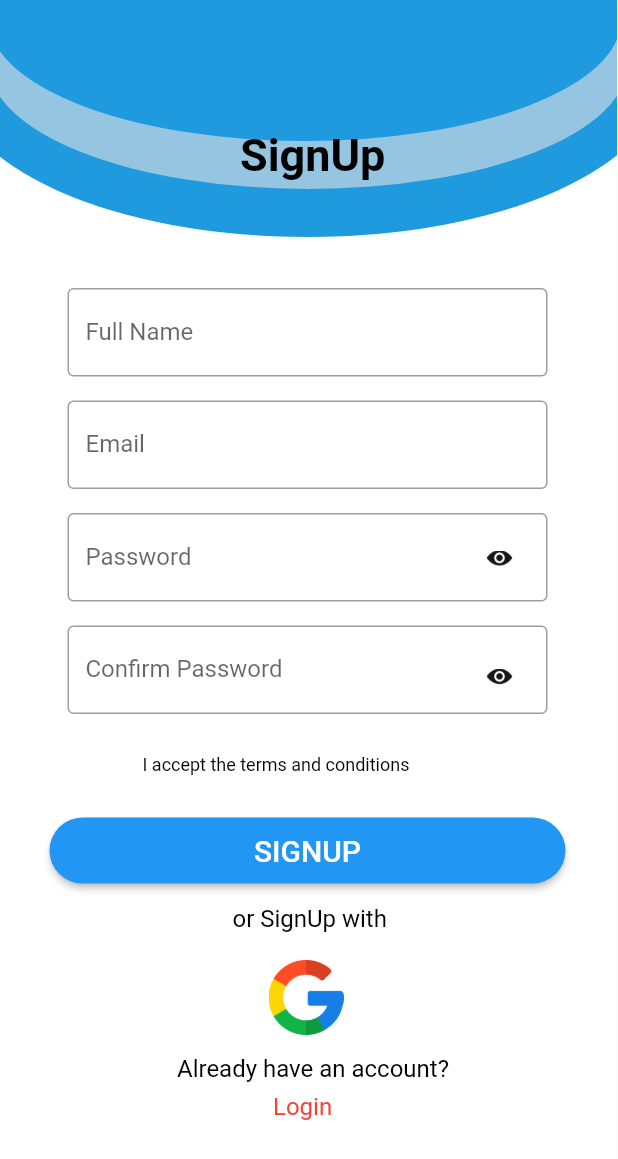
After one commit to Prageethbangamuwage/smart_grocery_store_finder, a Flutter app: the SellerSignup screen opened directly, on a phone screen of 412 x 824 dp. The commit adds this screen. Shown: the top 1159 px of the screen. Run offline on Flutter 3.47's test engine with Material 2 defaults, Android fonts, the phone set to English and light mode, and no system bars; our stand-ins replace flutter_otp_text_field, introduction_screen; Roboto replaces fonts that are missing (Outfit, outfit).

Commit message:
Completed the seller's first page, login page and signup page

```diff
--- /dev/null
+++ b/lib/seller_signup.dart
@@ -0,0 +1,303 @@
+import 'package:flutter/material.dart';
+
+void main() {
+  runApp(const MyApp());
+}
+
+class MyApp extends StatelessWidget {
+  const MyApp({super.key});
+
+  // This widget is the root of your application.
+  @override
+  Widget build(BuildContext context) {
+    return MaterialApp(
+      title: 'Flutter Demo',
+      theme: ThemeData(
+
+        colorScheme: ColorScheme.fromSeed(seedColor: Colors.deepPurple),
+        useMaterial3: true,
+      ),
+      home: const SellerSignup(),
+    );
+  }
+}
+
+class SellerSignup extends StatefulWidget {
+  const SellerSignup({super.key,});
+
+  @override
+  State<SellerSignup> createState() => _SellerSignupState();
+}
+
+class _SellerSignupState extends State<SellerSignup> {
+
+  @override
+  Widget build(BuildContext context) {
+
+   return Scaffold(
+    body: Container(
+      width: 411,
+          height: 823,
+          decoration: const BoxDecoration(
+            color : Color.fromRGBO(255, 255, 255, 1),
+          ),
+          child: Stack(
+            children: <Widget>[
+            Positioned(
+              top: 789,
+             left: 19,
+             child: Container(
+
+              )
+            ),
+            Positioned(
+              top: -54,
+              left: -31,
+              child: Container(
+                width: 472,
+                height: 212,
+                decoration: const BoxDecoration(
+                  color : Color.fromRGBO(31, 154, 222, 1),
+                  borderRadius : BorderRadius.all(Radius.elliptical(472, 212)),
+                )
+              )
+            ),
+            Positioned(
+              top: -39,
+              left: -7,
+              child: Container(
+                width: 425,
+                height: 165,
+                decoration: const BoxDecoration(
+                  color : Color.fromRGBO(149, 197, 224, 1),
+                  borderRadius : BorderRadius.all(Radius.elliptical(425, 165)),
+                )
+              )
+            ),
+            Positioned(
+              top: -67,
+              left: -7,
+              child: Container(
+                width: 421,
+                height: 161,
+                decoration: const BoxDecoration(
+                  color : Color.fromRGBO(31, 154, 222, 1),
+                  borderRadius : BorderRadius.all(Radius.elliptical(421, 161)),
+                )
+              )
+            ),
+            Positioned(
+              top: -13,
+              left: 3,
+              child: Container(
+
+              )
+            ),
+            const Positioned(
+              top: 98,
+              left: 160,
+              child: Text(
+                'SignUp', textAlign: TextAlign.center, style: TextStyle(
+                color: Color.fromRGBO(0, 0, 0, 1),
+                fontFamily: 'Outfit',
+                fontSize: 30,
+                letterSpacing: 0 /*percentages not used in flutter. defaulting to zero*/,
+                fontWeight: FontWeight.bold,
+                height: 0.6666666666666666,
+                decoration: TextDecoration.none,
+              ),)
+            ),
+
+            const Positioned(
+              top: 192,
+              left: 45,
+              child: SizedBox(
+                width: 320,
+                height: 64,
+                child: TextField(
+                  decoration: InputDecoration(
+                    hintText: 'Full Name',
+                    labelText: 'Full Name',
+                    border: OutlineInputBorder(),
+                  ),
+                ),
+              ),
+            ),
+            const Positioned(
+              top: 267,
+              left: 45,
+              child: SizedBox(
+                width: 320,
+                height: 64,
+                child: TextField(
+                  decoration: InputDecoration(
+                    hintText: 'Email',
+                    labelText: 'Email',
+                    border: OutlineInputBorder(),
+                  ),
+                ),
+              ),
+            ),
+            const Positioned(
+              top: 342,
+              left: 45,
+              child: SizedBox(
+                width: 320,
+                height: 64,
+                child: TextField(
+                  decoration: InputDecoration(
+                    hintText: 'Password',
+                    labelText: 'Password',
+                    border: OutlineInputBorder(),
+                  ),
+                ),
+              ),
+            ),
+            const Positioned(
+              top: 417,
+              left: 45,
+              child: SizedBox(
+                width: 320,
+                height: 64,
+                child: TextField(
+                  decoration: InputDecoration(
+                    hintText: 'Confirm Password',
+                    labelText: 'Confirm Password',
+                    border: OutlineInputBorder(),
+                  ),
+                ),
+              ),
+            ),
+            Positioned(
+              top: 367,
+              left: 322,
+              child: Container(
+                width: 22,
+                height: 11.61,
+                alignment: Alignment.centerLeft,
+                decoration: const BoxDecoration(
+                  image : DecorationImage(
+                    image: AssetImage('assets/eye1.png'),
+                    fit: BoxFit.fitWidth
+                  ),
+                )
+              )
+            ),
+            Positioned(
+              top: 446,
+              left: 322,
+              child: Container(
+                width: 22,
+                height: 11.61,
+                alignment: Alignment.centerLeft,
+                decoration: const BoxDecoration(
+                  image : DecorationImage(
+                    image: AssetImage('assets/eye1.png'),
+                    fit: BoxFit.fitWidth
+                  ),
+                )
+              )
+            ),
+            const Positioned(
+              top: 501,
+              left: 95,
+              child: Text('I accept the terms and conditions', textAlign: TextAlign.center, style: TextStyle(
+                color: Color.fromRGBO(0, 0, 0, 1),
+                fontFamily: 'Outfit',
+                fontSize: 12,
+                letterSpacing: 0 /*percentages not used in flutter. defaulting to zero*/,
+                fontWeight: FontWeight.normal,
+                height: 1.3888888888888888,
+                decoration: TextDecoration.none,
+              ),)
+            ),
+
+           Positioned(
+              top: 545,
+              left: 33,
+              child: Center(
+                child:SizedBox(
+                  width: 344,
+                  height: 44,
+                child: ElevatedButton(
+                  style: ButtonStyle(
+                    shape: MaterialStateProperty.all<RoundedRectangleBorder>(
+                      RoundedRectangleBorder(
+                        borderRadius: BorderRadius.circular(50.0), // Adjust the radius here
+                      ),
+                    ),
+                  ),
+                  onPressed: () {},
+                  child: const Text('SIGNUP', style: TextStyle(
+                    fontSize: 20,
+                    fontFamily: 'outfit',
+                ),
+                ),
+                )
+                ),
+              ),
+
+            ),
+            const Positioned(
+              top: 600,
+              left: 155,
+              child: Text('or SignUp with', textAlign: TextAlign.center, style: TextStyle(
+                color: Color.fromRGBO(0, 0, 0, 1),
+                fontFamily: 'Outfit',
+                fontSize: 16,
+                letterSpacing: 0 /*percentages not used in flutter. defaulting to zero*/,
+                fontWeight: FontWeight.normal,
+                height: 1.3888888888888888,
+                decoration: TextDecoration.none,
+              ),)
+            ),
+            Positioned(
+              top: 640,
+              left: 179,
+              child: Container(
+                width: 50,
+                height: 50,
+                alignment: Alignment.center,
+                decoration: const BoxDecoration(
+                  image : DecorationImage(
+                    image: AssetImage('assets/google.png'),
+                    fit: BoxFit.fitWidth
+                  ),
+                )
+              )
+            ),
+            const Positioned(
+              top: 700,
+              left: 118,
+              child: Text('Already have an account?', textAlign: TextAlign.center, style: TextStyle(
+                color: Color.fromRGBO(0, 0, 0, 1),
+                fontFamily: 'Outfit',
+                fontSize: 16,
+                letterSpacing: 0 /*percentages not used in flutter. defaulting to zero*/,
+                fontWeight: FontWeight.normal,
+                height: 1.3888888888888888,
+                decoration: TextDecoration.none,
+              ),)
+            ),
+            const Positioned(
+              top: 725,
+              left: 182,
+              child: Text('Login', textAlign: TextAlign.center, style: TextStyle(
+                color: Colors.red,
+                fontFamily: 'Outfit',
+                fontSize: 16,
+                letterSpacing: 0 /*percentages not used in flutter. defaulting to zero*/,
+                fontWeight: FontWeight.normal,
+                height: 1.3888888888888888,
+                decoration: TextDecoration.none,
+              ),)
+            ),
+
+
+        ]
+      )
+    ),
+
+   );
+  }
+}
```
Also changed, not shown: lib/home_screen.dart (+7 -1 lines), lib/seller_first_page.dart (+60 -14 lines), lib/seller_login1.dart (added, +285 -0 lines), assets/eye1.png (added), assets/user1.png (added).
